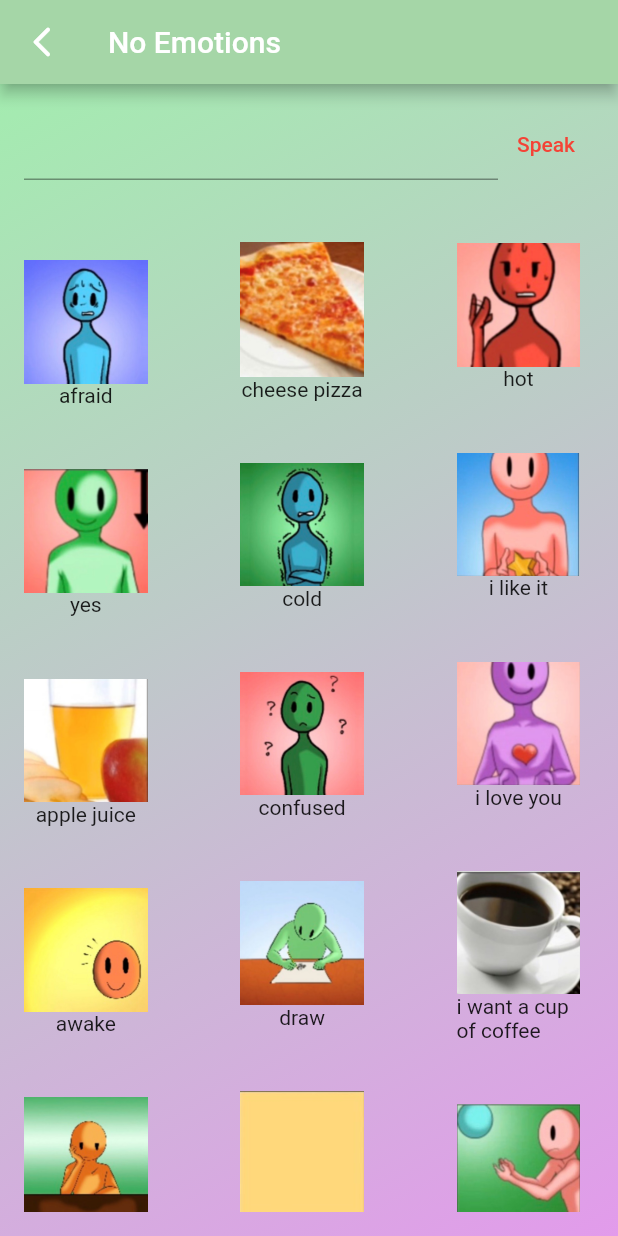
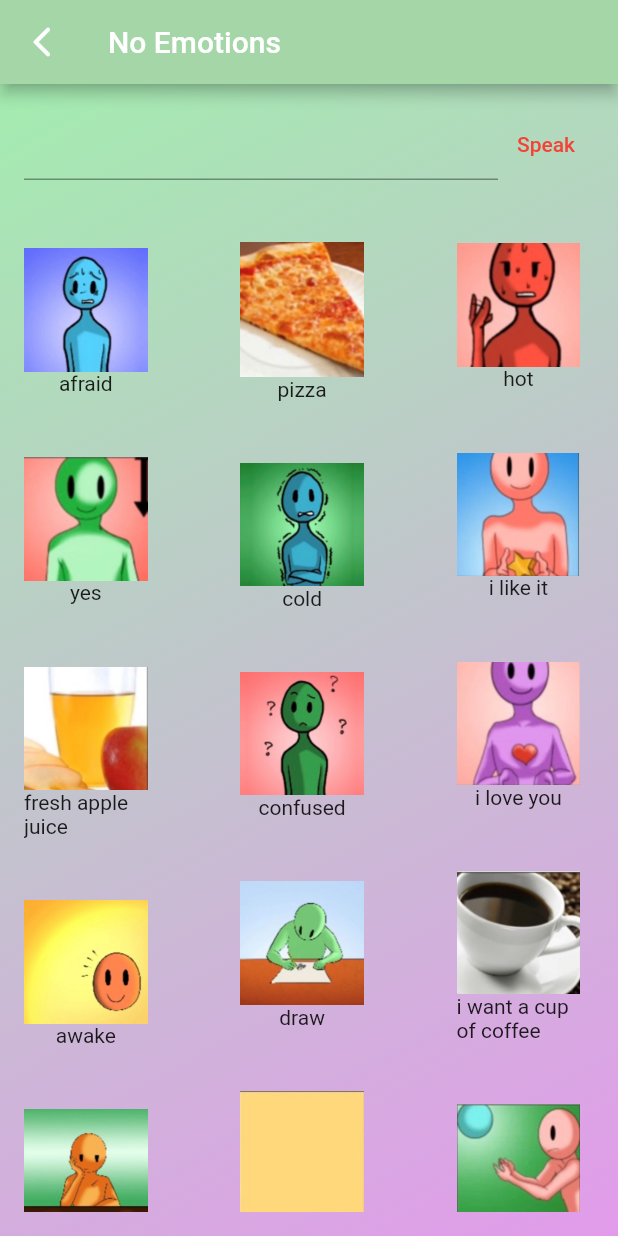
Before and after one commit to ttzein6/iTalk, a Flutter app: the NoEmotions screen opened by its route, on a phone screen of 412 x 824 dp. Run offline on Flutter 3.47's test engine with Material 2 defaults, Android fonts, the phone set to English and light mode, and no system bars; our stand-ins replace avatar_glow, speech_to_text; missing offline and left inert: flutter_emoji, highlight_text.

Commit message:
commit to main

```diff
--- a/lib/no_emotions/no_emotions.dart
+++ b/lib/no_emotions/no_emotions.dart
@@ -140,7 +140,7 @@ class _NoEmotionsState extends State<NoEmotions> {
                           ),
                           EmojiClick(
                             emojiPath: 'assets/icons/apple_juice.jpg',
-                            text: 'apple juice',
+                            text: 'fresh apple juice',
                             textEditingController: textFieldController,
                             isSpeak: isSpeak,
                           ),
@@ -194,7 +194,7 @@ class _NoEmotionsState extends State<NoEmotions> {
                         children: [
                           EmojiClick(
                             emojiPath: 'assets/icons/cheese_pizza.jpg',
-                            text: 'cheese pizza',
+                            text: 'pizza',
                             textEditingController: textFieldController,
                             isSpeak: isSpeak,
                           ),
```
